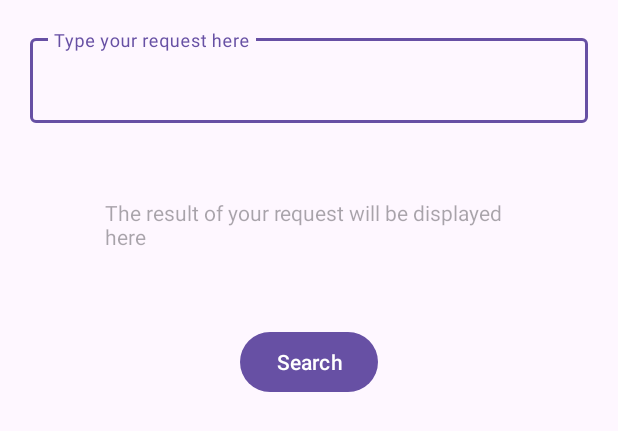
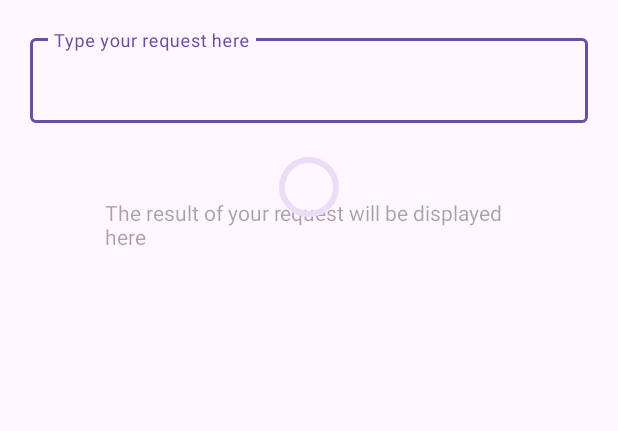
Before and after one commit to mvelikopolskaya/Android, an Android app built with Jetpack Compose: the layout fragment_main.xml on its own in the app's theme, with its tools: preview values and no code run, on a phone screen of 412 x 824 dp. Shown: the top 431 px of the screen. Run offline under Robolectric (Android 15) with nearby library versions, the phone set to English and light mode, and no system bars.

Commit message:
added Lesson_13

```diff
--- a/Lesson_12/app/build.gradle.kts
+++ b/Lesson_12/app/build.gradle.kts
@@ -39,6 +39,7 @@ android {
     buildFeatures {
         compose = true
         viewBinding= true
+        dataBinding = true
     }
     composeOptions {
         kotlinCompilerExtensionVersion = "1.5.1"
--- /dev/null
+++ b/Lesson_12/app/src/main/java/com/example/myapplication/SearchRequest.kt
@@ -0,0 +1,5 @@
+package com.example.myapplication
+
+class SearchRequest(var query : String = "", var result: String = "") {
+
+}
--- a/Lesson_12/app/src/main/java/com/example/myapplication/State.kt
+++ b/Lesson_12/app/src/main/java/com/example/myapplication/State.kt
@@ -1,6 +1,7 @@
 package com.example.myapplication
 
 sealed class State {
-    object Loading : State()
-    object Complete : State()
+    data object Init : State()
+    data object Loading : State()
+    data class Complete(val result: String) : State()
 }
--- a/Lesson_12/app/src/main/res/layout/fragment_main.xml
+++ b/Lesson_12/app/src/main/res/layout/fragment_main.xml
@@ -1,4 +1,5 @@
 <?xml version="1.0" encoding="utf-8"?>
+<layout>
 <androidx.constraintlayout.widget.ConstraintLayout
     xmlns:android="http://schemas.android.com/apk/res/android"
     xmlns:app="http://schemas.android.com/apk/res-auto"
@@ -20,7 +21,9 @@
         <com.google.android.material.textfield.TextInputEditText
             android:id="@+id/search_request"
             android:layout_width="match_parent"
-            android:layout_height="wrap_content"/>
+            android:layout_height="wrap_content"
+            android:onTextChanged="@{(text, before, on, after) -> mainViewModel.onTextChanged(searchRequest, text.toString())}"
+            android:text="@={mainViewModel.searchRequest.query}"/>
     </com.google.android.material.textfield.TextInputLayout>
 
     <TextView
@@ -31,17 +34,8 @@
         app:layout_constraintStart_toStartOf="parent"
         app:layout_constraintEnd_toEndOf="parent"
         app:layout_constraintTop_toBottomOf="@id/search_request_layout"
-        android:layout_margin="50dp"/>
-
-    <com.google.android.material.button.MaterialButton
-        android:id="@+id/search_btn"
-        android:layout_width="wrap_content"
-        android:layout_height="wrap_content"
-        app:layout_constraintStart_toStartOf="parent"
-        app:layout_constraintEnd_toEndOf="parent"
-        app:layout_constraintTop_toBottomOf="@id/search_result"
-        android:text="@string/search_btn"
-        android:layout_margin="50dp"/>
+        android:layout_margin="50dp"
+        android:text="@{mainViewModel.state != State.Loading.INSTANCE ? mainViewModel.searchRequest.result : `` }"/>
 
     <com.google.android.material.progressindicator.CircularProgressIndicator
         android:id="@+id/search_progress"
@@ -51,7 +45,20 @@
         app:layout_constraintEnd_toEndOf="parent"
         app:layout_constraintTop_toBottomOf="@id/search_request_layout"
         app:layout_constraintBottom_toBottomOf="@id/search_result"
-        android:indeterminate="false"
-        android:visibility="gone"/>
+        android:indeterminate="@{mainViewModel.state == State.Loading.INSTANCE ? true : false}"
+        android:visibility="@{mainViewModel.state == State.Loading.INSTANCE ? View.VISIBLE : View.GONE}"/>
 
 </androidx.constraintlayout.widget.ConstraintLayout>
+    <data>
+        <import type="android.view.View" />
+        <import type="com.example.myapplication.MainViewModel" />
+
+        <import type="com.example.myapplication.State" />
+<variable
+    name="mainViewModel"
+    type="MainViewModel" />
+<variable
+    name="search_progress_bar"
+    type="com.google.android.material.progressindicator.CircularProgressIndicator" />
+    </data>
+</layout>
```
Also changed, not shown: Lesson_12/app/src/main/java/com/example/myapplication/MainFragment.kt (+8 -40 lines), Lesson_12/app/src/main/java/com/example/myapplication/MainViewModel.kt (+37 -7 lines).
